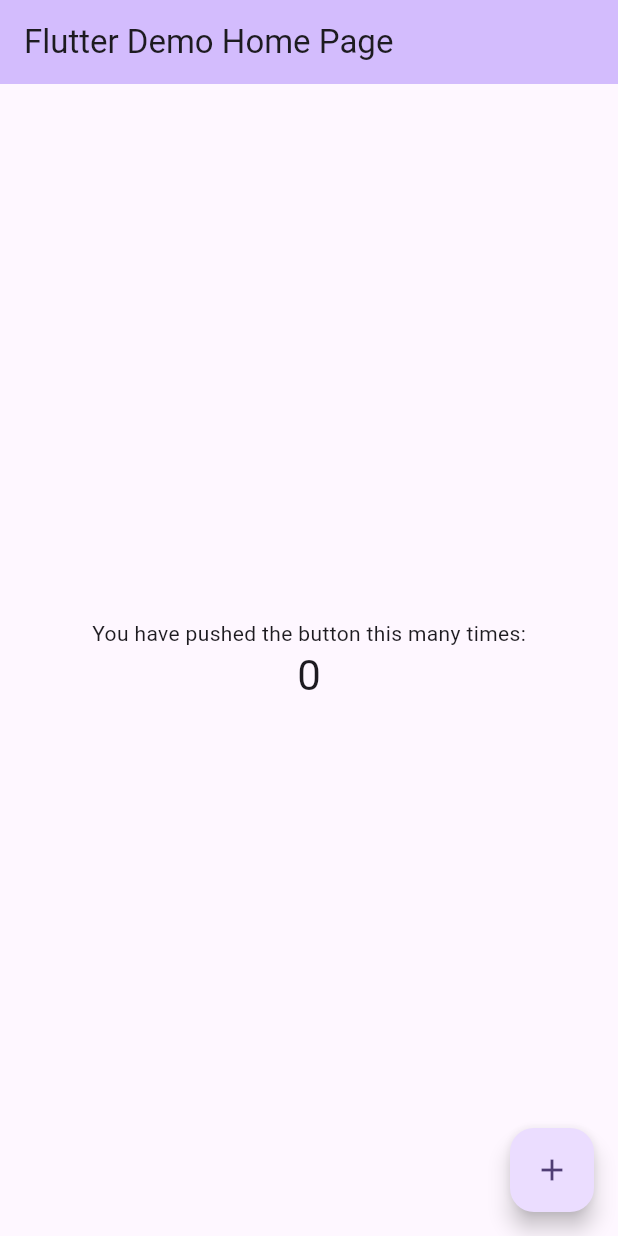
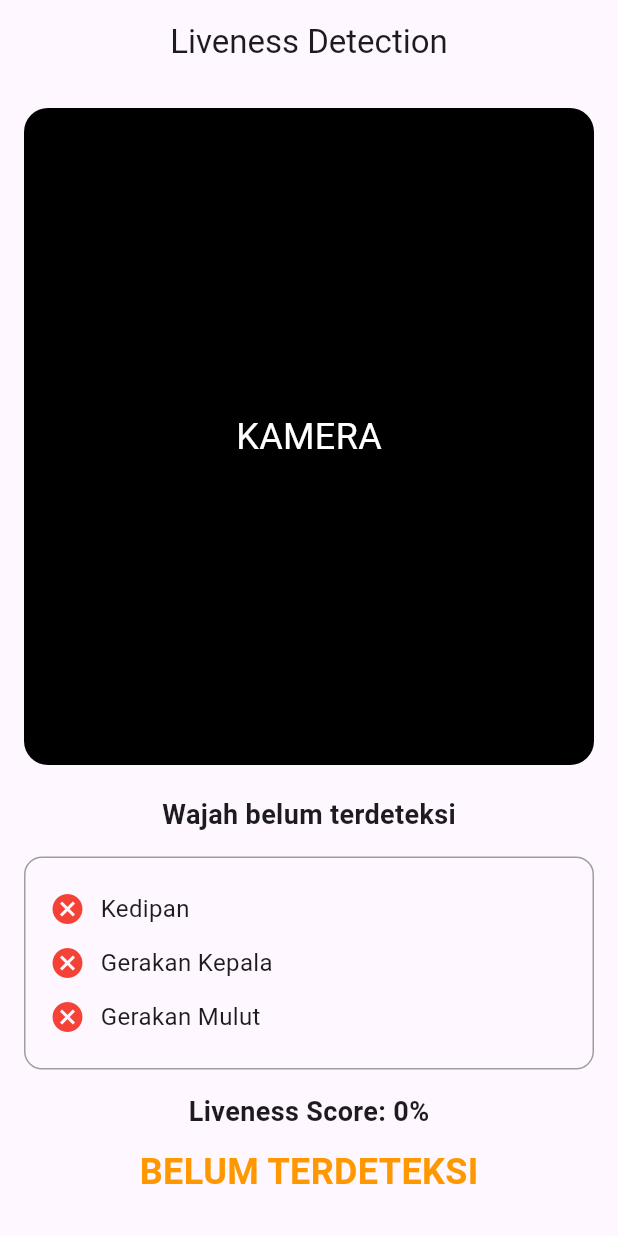
Before and after one commit to lailatulmardiyah/liveness-detection, a Flutter app: the screen it shows after launch, on a phone screen of 412 x 824 dp. Run offline on Flutter 3.47's test engine with Material 3 defaults, Android fonts, the phone set to English and light mode, and no system bars.

Commit message:
menambah codingan untuk membuat keranggka tampilan

```diff
--- a/lib/main.dart
+++ b/lib/main.dart
@@ -1,4 +1,5 @@
 import 'package:flutter/material.dart';
+import 'ui/detection_page.dart';
 
 void main() {
   runApp(const MyApp());
@@ -7,116 +8,12 @@ void main() {
 class MyApp extends StatelessWidget {
   const MyApp({super.key});
 
-  // This widget is the root of your application.
   @override
   Widget build(BuildContext context) {
     return MaterialApp(
-      title: 'Flutter Demo',
-      theme: ThemeData(
-        // This is the theme of your application.
-        //
-        // TRY THIS: Try running your application with "flutter run". You'll see
-        // the application has a purple toolbar. Then, without quitting the app,
-        // try changing the seedColor in the colorScheme below to Colors.green
-        // and then invoke "hot reload" (save your changes or press the "hot
-        // reload" button in a Flutter-supported IDE, or press "r" if you used
-        // the command line to start the app).
-        //
-        // Notice that the counter didn't reset back to zero; the application
-        // state is not lost during the reload. To reset the state, use hot
-        // restart instead.
-        //
-        // This works for code too, not just values: Most code changes can be
-        // tested with just a hot reload.
-        colorScheme: .fromSeed(seedColor: Colors.deepPurple),
-      ),
-      home: const MyHomePage(title: 'Flutter Demo Home Page'),
+      debugShowCheckedModeBanner: false,
+      title: 'Liveness Detection',
+      home: const DetectionPage(),
     );
   }
 }
-
-class MyHomePage extends StatefulWidget {
-  const MyHomePage({super.key, required this.title});
-
-  // This widget is the home page of your application. It is stateful, meaning
-  // that it has a State object (defined below) that contains fields that affect
-  // how it looks.
-
-  // This class is the configuration for the state. It holds the values (in this
-  // case the title) provided by the parent (in this case the App widget) and
-  // used by the build method of the State. Fields in a Widget subclass are
-  // always marked "final".
-
-  final String title;
-
-  @override
-  State<MyHomePage> createState() => _MyHomePageState();
-}
-
-class _MyHomePageState extends State<MyHomePage> {
-  int _counter = 0;
-
-  void _incrementCounter() {
-    setState(() {
-      // This call to setState tells the Flutter framework that something has
-      // changed in this State, which causes it to rerun the build method below
-      // so that the display can reflect the updated values. If we changed
-      // _counter without calling setState(), then the build method would not be
-      // called again, and so nothing would appear to happen.
-      _counter++;
-    });
-  }
-
-  @override
-  Widget build(BuildContext context) {
-    // This method is rerun every time setState is called, for instance as done
-    // by the _incrementCounter method above.
-    //
-    // The Flutter framework has been optimized to make rerunning build methods
-    // fast, so that you can just rebuild anything that needs updating rather
-    // than having to individually change instances of widgets.
-    return Scaffold(
-      appBar: AppBar(
-        // TRY THIS: Try changing the color here to a specific color (to
-        // Colors.amber, perhaps?) and trigger a hot reload to see the AppBar
-        // change color while the other colors stay the same.
-        backgroundColor: Theme.of(context).colorScheme.inversePrimary,
-        // Here we take the value from the MyHomePage object that was created by
-        // the App.build method, and use it to set our appbar title.
-        title: Text(widget.title),
-      ),
-      body: Center(
-        // Center is a layout widget. It takes a single child and positions it
-        // in the middle of the parent.
-        child: Column(
-          // Column is also a layout widget. It takes a list of children and
-          // arranges them vertically. By default, it sizes itself to fit its
-          // children horizontally, and tries to be as tall as its parent.
-          //
-          // Column has various properties to control how it sizes itself and
-          // how it positions its children. Here we use mainAxisAlignment to
-          // center the children vertically; the main axis here is the vertical
-          // axis because Columns are vertical (the cross axis would be
-          // horizontal).
-          //
-          // TRY THIS: Invoke "debug painting" (choose the "Toggle Debug Paint"
-          // action in the IDE, or press "p" in the console), to see the
-          // wireframe for each widget.
-          mainAxisAlignment: .center,
-          children: [
-            const Text('You have pushed the button this many times:'),
-            Text(
-              '$_counter',
-              style: Theme.of(context).textTheme.headlineMedium,
-            ),
-          ],
-        ),
-      ),
-      floatingActionButton: FloatingActionButton(
-        onPressed: _incrementCounter,
-        tooltip: 'Increment',
-        child: const Icon(Icons.add),
-      ),
-    );
-  }
-}
--- a/lib/ui/detection_page.dart
+++ b/lib/ui/detection_page.dart
@@ -0,0 +1,159 @@
+import 'package:flutter/material.dart';
+
+class DetectionPage extends StatefulWidget {
+  const DetectionPage({super.key});
+
+  @override
+  State<DetectionPage> createState() => _DetectionPageState();
+}
+
+class _DetectionPageState extends State<DetectionPage> {
+  // Status sementara untuk tampilan.
+  // Nanti nilainya akan berasal dari hasil liveness anggota 2.
+  bool faceDetected = false;
+  bool blinkDetected = false;
+  bool headMovementDetected = false;
+  bool mouthMovementDetected = false;
+
+  double livenessScore = 0.0;
+  bool isLive = false;
+
+  @override
+  Widget build(BuildContext context) {
+    return Scaffold(
+      appBar: AppBar(
+        title: const Text('Liveness Detection'),
+        centerTitle: true,
+      ),
+
+      body: Padding(
+        padding: const EdgeInsets.all(16),
+        child: Column(
+          children: [
+
+            // =========================
+            // AREA KAMERA
+            // =========================
+            Expanded(
+              flex: 4,
+              child: Container(
+                width: double.infinity,
+                decoration: BoxDecoration(
+                  color: Colors.black,
+                  borderRadius: BorderRadius.circular(16),
+                ),
+                child: const Center(
+                  child: Text(
+                    'KAMERA',
+                    style: TextStyle(
+                      color: Colors.white,
+                      fontSize: 24,
+                    ),
+                  ),
+                ),
+              ),
+            ),
+
+            const SizedBox(height: 20),
+
+            // =========================
+            // STATUS WAJAH
+            // =========================
+            Text(
+              faceDetected
+                  ? 'Wajah terdeteksi'
+                  : 'Wajah belum terdeteksi',
+              style: const TextStyle(
+                fontSize: 18,
+                fontWeight: FontWeight.bold,
+              ),
+            ),
+
+            const SizedBox(height: 15),
+
+            // =========================
+            // HASIL DETEKSI
+            // =========================
+            Container(
+              width: double.infinity,
+              padding: const EdgeInsets.all(16),
+              decoration: BoxDecoration(
+                border: Border.all(color: Colors.grey),
+                borderRadius: BorderRadius.circular(12),
+              ),
+              child: Column(
+                children: [
+                  _statusRow(
+                    'Kedipan',
+                    blinkDetected,
+                  ),
+
+                  _statusRow(
+                    'Gerakan Kepala',
+                    headMovementDetected,
+                  ),
+
+                  _statusRow(
+                    'Gerakan Mulut',
+                    mouthMovementDetected,
+                  ),
+                ],
+              ),
+            ),
+
+            const SizedBox(height: 15),
+
+            // =========================
+            // SCORE
+            // =========================
+            Text(
+              'Liveness Score: ${(livenessScore * 100).toStringAsFixed(0)}%',
+              style: const TextStyle(
+                fontSize: 18,
+                fontWeight: FontWeight.bold,
+              ),
+            ),
+
+            const SizedBox(height: 10),
+
+            // =========================
+            // HASIL AKHIR
+            // =========================
+            Text(
+              isLive ? 'LIVE' : 'BELUM TERDETEKSI',
+              style: TextStyle(
+                fontSize: 24,
+                fontWeight: FontWeight.bold,
+                color: isLive ? Colors.green : Colors.orange,
+              ),
+            ),
+
+            const SizedBox(height: 10),
+          ],
+        ),
+      ),
+    );
+  }
+
+  // Widget kecil untuk menampilkan status setiap pemeriksaan.
+  Widget _statusRow(String title, bool detected) {
+    return Padding(
+      padding: const EdgeInsets.symmetric(vertical: 6),
+      child: Row(
+        children: [
+          Icon(
+            detected ? Icons.check_circle : Icons.cancel,
+            color: detected ? Colors.green : Colors.red,
+          ),
+
+          const SizedBox(width: 10),
+
+          Text(
+            title,
+            style: const TextStyle(fontSize: 16),
+          ),
+        ],
+      ),
+    );
+  }
+}
```
